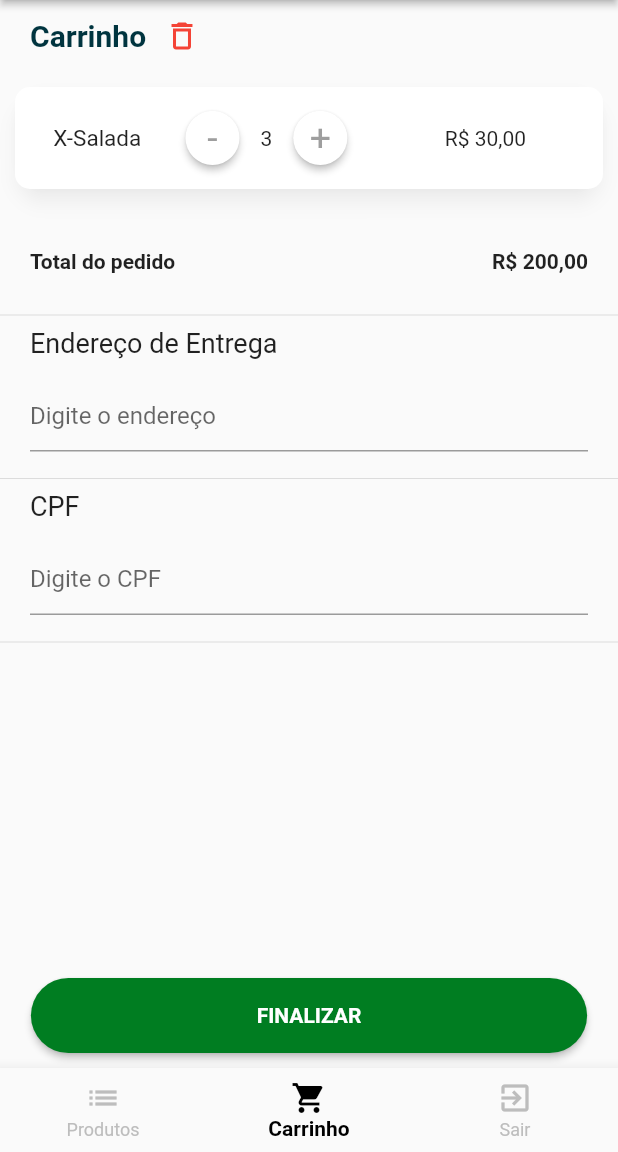
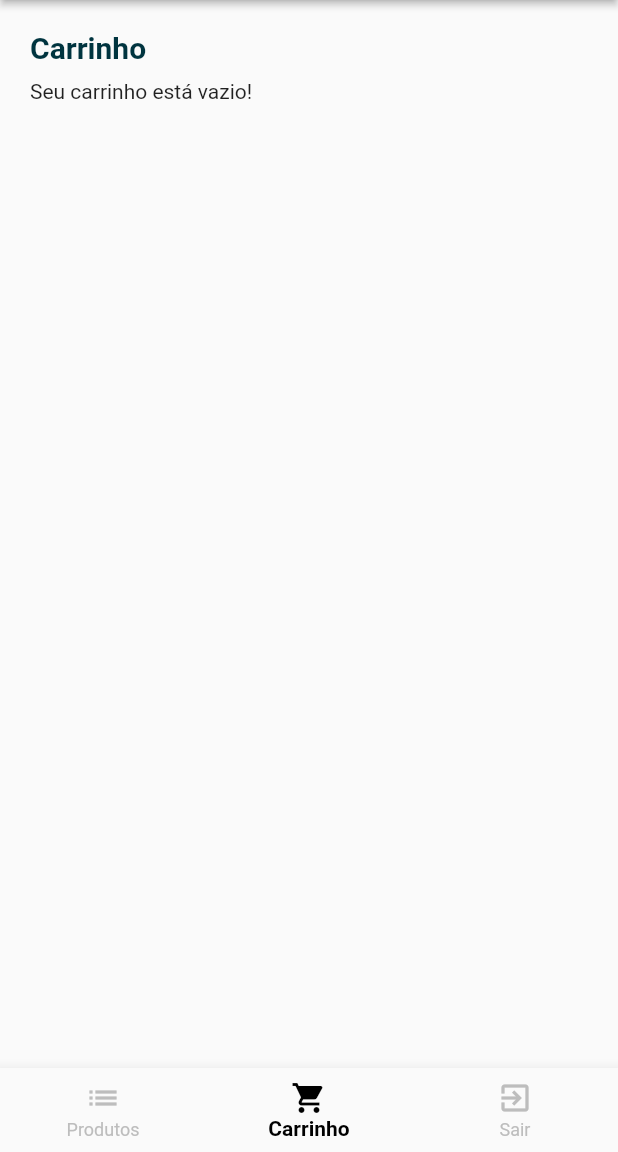
Before and after one commit to ElcioLS/adf_vakinha_burger_mobile, a Flutter app: the HomePage screen opened by its route, item 2 of the bottom bar chosen, on a phone screen of 412 x 824 dp, the part 84-1236 px from its top. Run offline on Flutter 3.47's test engine with Material 2 defaults, Android fonts, the phone set to English and light mode, and no system bars; our stand-ins replace get, get_storage; missing offline and left inert: validatorless; accounts and stored records are empty; network calls fail; Roboto replaces fonts that are missing (mplus1).

Commit message:
implementação e integração Carrinho - ShoppingCart

```diff
--- a/lib/app/modules/order/shopping_cart/shopping_cart_controller.dart
+++ b/lib/app/modules/order/shopping_cart/shopping_cart_controller.dart
@@ -1,3 +1,41 @@
+import 'package:adf_vakinha_burger_mobile/app/core/services/auth_service.dart';
+import 'package:adf_vakinha_burger_mobile/app/core/services/shopping_cart_service.dart';
+import 'package:adf_vakinha_burger_mobile/app/models/shopping_cart_model.dart';
 import 'package:get/get.dart';
 
-class ShoppingCartController extends GetxController {}
+class ShoppingCartController extends GetxController {
+  final AuthService _authService;
+  final ShoppingCartService _shoppingCartService;
+
+  final _address = ''.obs;
+  final _cpf = ''.obs;
+
+  ShoppingCartController({
+    required AuthService authService,
+    required ShoppingCartService shoppingCartService,
+  })  : _authService = authService,
+        _shoppingCartService = shoppingCartService;
+
+  List<ShoppingCartModel> get products => _shoppingCartService.products;
+
+  double get totalValue => _shoppingCartService.totalValue;
+
+  set address(String address) => _address.value = address;
+  set cpf(String cpf) => _cpf.value = cpf;
+
+  void addQuantityInProduct(ShoppingCartModel shoppingCartModel) {
+    _shoppingCartService.addAndRemoveProductInShoppingCart(
+      shoppingCartModel.product,
+      quantity: shoppingCartModel.quantity + 1,
+    );
+  }
+
+  void subtractQuantityProduct(ShoppingCartModel shoppingCartModel) {
+    _shoppingCartService.addAndRemoveProductInShoppingCart(
+      shoppingCartModel.product,
+      quantity: shoppingCartModel.quantity - 1,
+    );
+  }
+
+  void clear() => _shoppingCartService.clear();
+}
--- a/lib/app/modules/order/shopping_cart/shopping_cart_page.dart
+++ b/lib/app/modules/order/shopping_cart/shopping_cart_page.dart
@@ -15,12 +15,32 @@ class ShoppingCartPage extends GetView<ShoppingCartController> {
     return Scaffold(
       body: LayoutBuilder(
         builder: (_, constraints) {
-          return ConstrainedBox(
+          return SingleChildScrollView(
+            child: ConstrainedBox(
               constraints: BoxConstraints(
                 minHeight: constraints.maxHeight,
                 minWidth: constraints.maxWidth,
               ),
               child: IntrinsicHeight(
+                child: Visibility(
+                  visible: controller.products.isNotEmpty,
+                  replacement: Padding(
+                    padding: const EdgeInsets.all(20.0),
+                    child: Column(
+                      crossAxisAlignment: CrossAxisAlignment.start,
+                      children: [
+                        Text(
+                          'Carrinho',
+                          style: context.textTheme.headline6?.copyWith(
+                            fontWeight: FontWeight.bold,
+                            color: context.theme.primaryColorDark,
+                          ),
+                        ),
+                        const SizedBox(height: 10),
+                        const Text('Seu carrinho está vazio!'),
+                      ],
+                    ),
+                  ),
                   child: Form(
                     child: Column(
                       crossAxisAlignment: CrossAxisAlignment.start,
@@ -37,7 +57,7 @@ class ShoppingCartPage extends GetView<ShoppingCartController> {
                                 ),
                               ),
                               IconButton(
-                            onPressed: () {},
+                                onPressed: controller.clear,
                                 icon: const Icon(
                                   Icons.delete_outlined,
                                   color: Colors.red,
@@ -46,23 +66,31 @@ class ShoppingCartPage extends GetView<ShoppingCartController> {
                             ],
                           ),
                         ),
-                    Column(
-                      children: [
-                        Container(
+                        Obx(() {
+                          return Column(
+                            children: controller.products
+                                .map(
+                                  (p) => Container(
                                     margin: const EdgeInsets.all(10),
                                     child: PlusMinusBox(
-                            label: 'X-Salada',
+                                      label: p.product.name,
                                       calculateTotal: true,
                                       elevated: true,
                                       backgroundColor: Colors.white,
-                            quantity: 3,
-                            price: 10.0,
-                            minusCallBack: () {},
-                            plusCallBack: () {},
+                                      quantity: p.quantity,
+                                      price: p.product.price,
+                                      minusCallBack: () {
+                                        controller.subtractQuantityProduct(p);
+                                      },
+                                      plusCallBack: () {
+                                        controller.addQuantityInProduct(p);
+                                      },
                                     ),
                                   ),
-                      ],
-                    ),
+                                )
+                                .toList(),
+                          );
+                        }),
                         const SizedBox(height: 10),
                         Padding(
                           padding: const EdgeInsets.all(20.0),
@@ -75,11 +103,17 @@ class ShoppingCartPage extends GetView<ShoppingCartController> {
                                   fontWeight: FontWeight.bold,
                                 ),
                               ),
-                          Text(
-                            FormatterHelper.formatCurrency(200.0),
-                            style: context.textTheme.bodyText1?.copyWith(
+                              Obx(
+                                () {
+                                  return Text(
+                                    FormatterHelper.formatCurrency(
+                                        controller.totalValue),
+                                    style:
+                                        context.textTheme.bodyText1?.copyWith(
                                       fontWeight: FontWeight.bold,
                                     ),
+                                  );
+                                },
                               ),
                             ],
                           ),
@@ -104,6 +138,8 @@ class ShoppingCartPage extends GetView<ShoppingCartController> {
                     ),
                   ),
                 ),
+              ),
+            ),
           );
         },
       ),
@@ -111,7 +147,7 @@ class ShoppingCartPage extends GetView<ShoppingCartController> {
   }
 }
 
-class _AddressField extends StatelessWidget {
+class _AddressField extends GetView<ShoppingCartController> {
   const _AddressField();
 
   @override
@@ -135,7 +171,9 @@ class _AddressField extends StatelessWidget {
           ),
           TextFormField(
             autovalidateMode: AutovalidateMode.onUserInteraction,
-            onChanged: (value) {},
+            onChanged: (value) {
+              controller.address = value;
+            },
             validator: Validatorless.required('Endereço obrigatório'),
             decoration: const InputDecoration(
               hintText: 'Digite o endereço',
@@ -177,7 +215,9 @@ class _CpfField extends GetView<ShoppingCartController> {
           ),
           TextFormField(
             autovalidateMode: AutovalidateMode.onUserInteraction,
-            onChanged: (value) {},
+            onChanged: (value) {
+              controller.cpf = value;
+            },
             validator: Validatorless.multiple([
               Validatorless.required('CPF obrigatório'),
               Validatorless.cpf('CPF Inválido'),
```
Also changed, not shown: lib/app/core/services/shopping_cart_service.dart (+10 -0 lines), lib/app/modules/order/shopping_cart/shopping_cart_bindings.dart (+8 -4 lines). Lines whose indentation alone changed are shown as unchanged.
